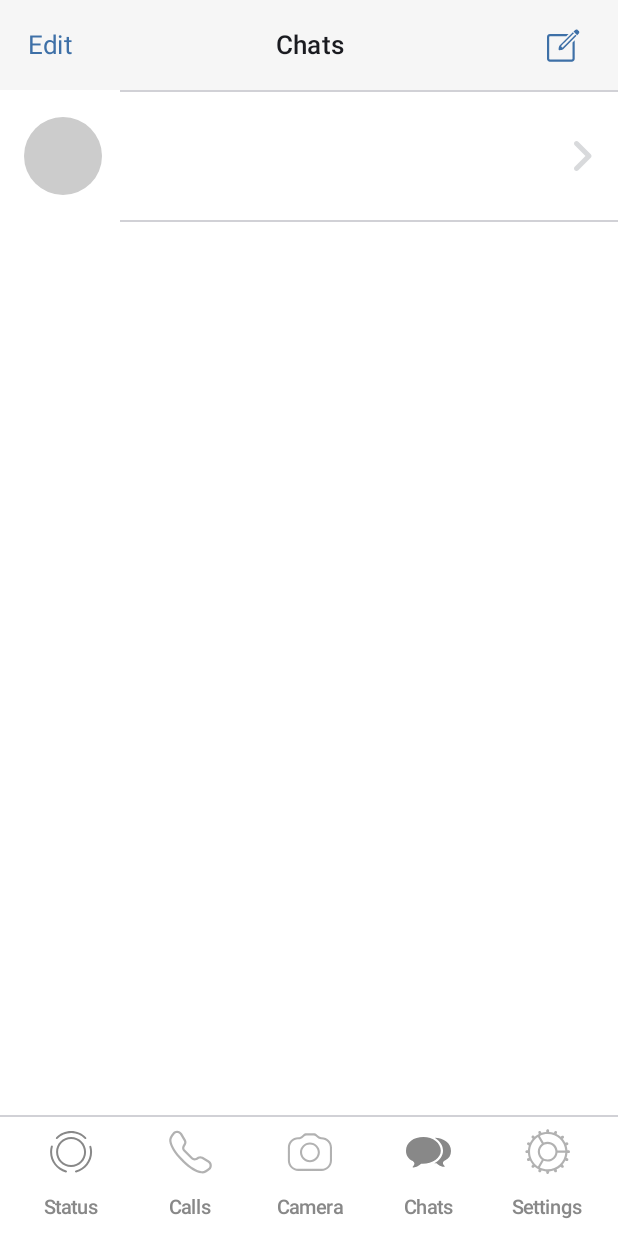
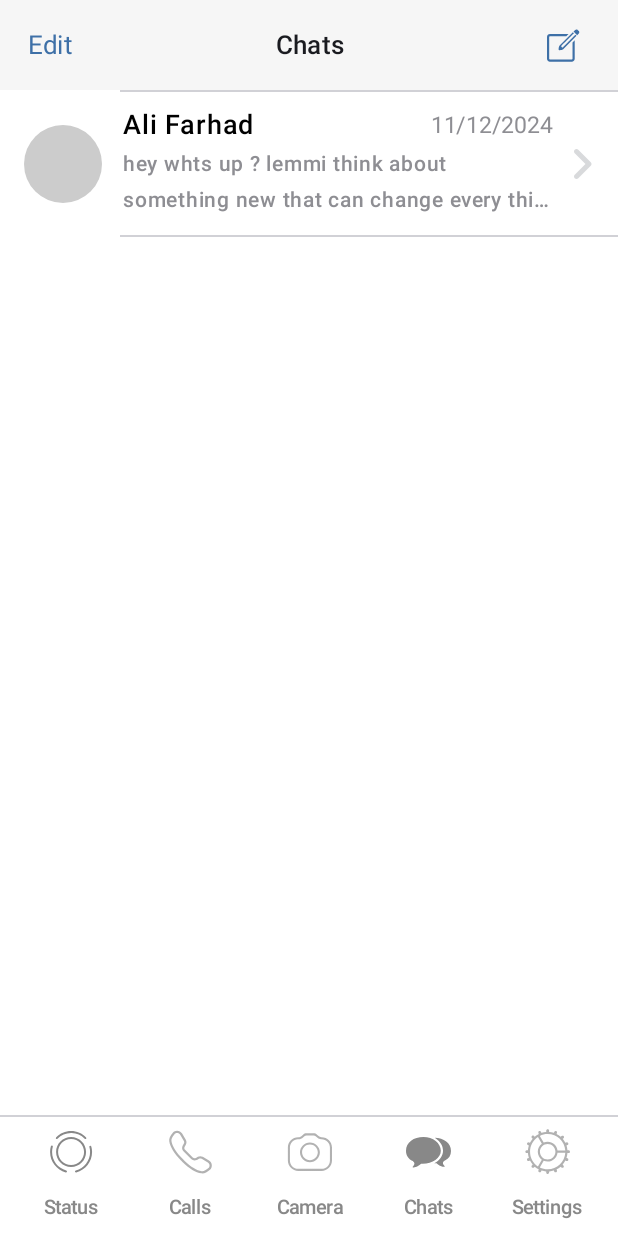
Before and after one commit to im-ali-f/whatsApp, an Android app built with Jetpack Compose: the screen it shows after launch (MainActivity), on a phone screen of 412 x 824 dp. Run offline under Robolectric (Android 15) with nearby library versions, the phone set to English and light mode, and no system bars.

Commit message:
chat ui completed

```diff
--- a/app/src/main/java/com/example/whatsapp/HomePage/ChatsComp.kt
+++ b/app/src/main/java/com/example/whatsapp/HomePage/ChatsComp.kt
@@ -16,36 +16,45 @@ import androidx.compose.foundation.layout.size
 import androidx.compose.foundation.lazy.LazyColumn
 import androidx.compose.foundation.shape.RoundedCornerShape
 import androidx.compose.material3.Icon
+import androidx.compose.material3.Text
 import androidx.compose.runtime.Composable
 import androidx.compose.ui.Alignment
 import androidx.compose.ui.Modifier
 import androidx.compose.ui.draw.clip
 import androidx.compose.ui.graphics.Color
 import androidx.compose.ui.res.painterResource
+import androidx.compose.ui.text.font.FontWeight
+import androidx.compose.ui.text.style.TextOverflow
 import androidx.compose.ui.unit.dp
+import androidx.compose.ui.unit.sp
 import com.example.whatsapp.R
 import com.example.whatsapp.VMs.App.WhatsAppVM
 import com.example.whatsapp.ui.theme.disabledText
 import com.example.whatsapp.ui.theme.mainGray
+import com.example.whatsapp.ui.theme.mainMessageTextColor
 import com.example.whatsapp.ui.theme.messageIconColor
 
 @Composable
-fun ChatsComp(model:WhatsAppVM) {
+fun ChatsComp(model: WhatsAppVM) {
 
     //test Row
-    Column(modifier = Modifier.fillMaxWidth()){
+    Column(modifier = Modifier.fillMaxWidth()) {
 
 
-        Row (
+        Row(
             Modifier
                 .fillMaxWidth()
                 .clickable { }
-                .padding(start = 16.dp,), verticalAlignment = Alignment.CenterVertically, horizontalArrangement = Arrangement.SpaceBetween){
+                .padding(start = 16.dp),
+            verticalAlignment = Alignment.CenterVertically,
+            horizontalArrangement = Arrangement.SpaceBetween) {
 
-            Box(modifier = Modifier
-                .size(52.dp)
-                .clip(RoundedCornerShape(100))
-                .background(Color.LightGray))
+            Box(
+                modifier = Modifier
+                    .size(52.dp)
+                    .clip(RoundedCornerShape(100))
+                    .background(Color.LightGray)
+            )
             {
                 //inja image ezafe mishe
             }
@@ -53,8 +62,8 @@ fun ChatsComp(model:WhatsAppVM) {
             Column(
                 Modifier
                     .fillMaxWidth()
-                    .padding(start = 12.dp)
-                    , verticalArrangement = Arrangement.SpaceBetween) {
+                    .padding(start = 12.dp), verticalArrangement = Arrangement.SpaceBetween
+            ) {
                 //sep
                 Box(
                     modifier = Modifier
@@ -65,23 +74,76 @@ fun ChatsComp(model:WhatsAppVM) {
                 Spacer(modifier = Modifier.height(10.dp))
                 //endsep
 
-                Row (
+                Row(
                     Modifier
                         .fillMaxWidth()
-                        .height(65.dp), verticalAlignment = Alignment.CenterVertically){
+                        .height(75.dp), verticalAlignment = Alignment.CenterVertically
+                ) {
                     Column(
                         Modifier
                             .fillMaxHeight()
                             .fillMaxWidth(0.9f)
-                            //.background(Color.Black)
+                            .padding(start = 2.dp, end = 10.dp)
+                        //.background(Color.Black)
                     ) {
 
+                        Row(
+                            Modifier.fillMaxWidth(),
+                            verticalAlignment = Alignment.CenterVertically,
+                            horizontalArrangement = Arrangement.SpaceBetween
+                        ) {
+                            Text(
+                                text = "Ali Farhad",
+                                fontWeight = FontWeight(600),
+                                fontSize = 18.sp,
+                                color = Color.Black
+
+                            )
+
+                            Text(
+                                text = "11/12/2024",
+                                fontWeight = FontWeight(400),
+                                fontSize = 15.sp,
+                                color = mainMessageTextColor
+
+                            )
+
+
+                        }
+
+                        Row(
+                            Modifier.fillMaxSize(),
+                            verticalAlignment = Alignment.CenterVertically,
+                            horizontalArrangement = Arrangement.Center
+                        ) {
+                            Text(
+                                modifier = Modifier.fillMaxWidth(),
+                                maxLines = 2,
+                                overflow = TextOverflow.Ellipsis,
+                                text = "hey whts up ? lemmi think about something new that can change every thing. what is your idea?",
+                                fontWeight = FontWeight(600),
+                                fontSize = 14.sp,
+                                color = mainMessageTextColor
+
+                            )
+
+
+                        }
+
                     }
-                    Box(modifier = Modifier
-                        .fillMaxSize()
-                      //  .background(Color.Yellow)
-                    ){
-                        Icon(modifier = Modifier.size(20.dp).align(Alignment.CenterStart),painter = painterResource(id = R.drawable.shape), tint = messageIconColor, contentDescription ="chat Icon" )
+                    Box(
+                        modifier = Modifier
+                            .fillMaxSize()
+                        //  .background(Color.Yellow)
+                    ) {
+                        Icon(
+                            modifier = Modifier
+                                .size(20.dp)
+                                .align(Alignment.CenterStart),
+                            painter = painterResource(id = R.drawable.shape),
+                            tint = messageIconColor,
+                            contentDescription = "chat Icon"
+                        )
                     }
                 }
 
@@ -102,8 +164,6 @@ fun ChatsComp(model:WhatsAppVM) {
         }
 
 
-
-
     }
 
 
--- a/app/src/main/java/com/example/whatsapp/ui/theme/Color.kt
+++ b/app/src/main/java/com/example/whatsapp/ui/theme/Color.kt
@@ -17,3 +17,4 @@ val disabledText = Color(0xFFD1D1D6)
 val enabledText = Color(0xFF3E70A7)
 
 val messageIconColor = Color(0xA83C434D)
+val mainMessageTextColor= Color(0xFF8E8E93)
```
